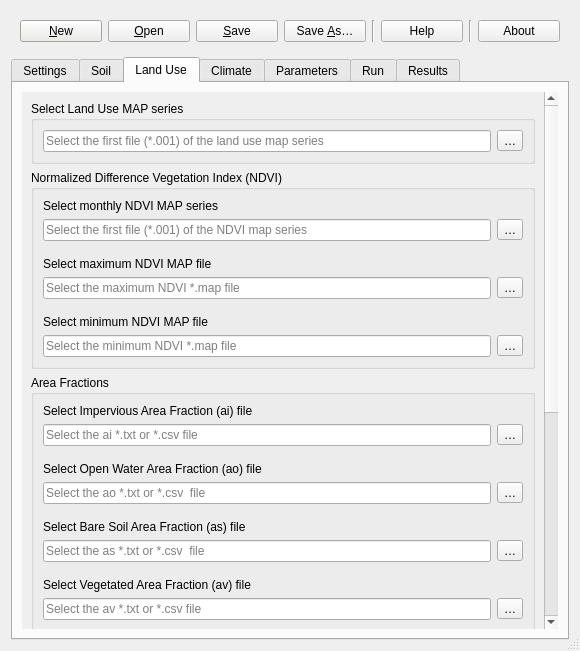
Old version of the form rubem_hydrological_dialog_base.ui in the repository LabSid-USP/RUBEMHydrological.
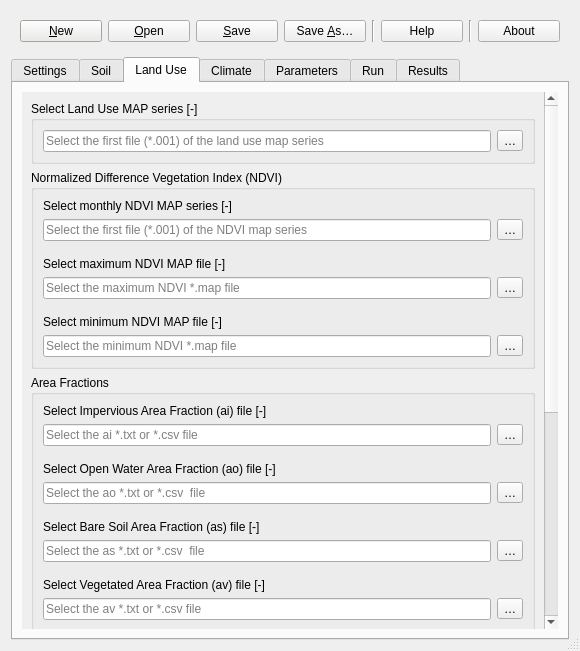
New version of the form. The open tabs and pages were chosen to show the change. Icons and pictures are not drawn.

Commit message: Add unit of measurement of data input files

What changed in the file:
```diff
--- a/rubem_hydrological_dialog_base.ui
+++ b/rubem_hydrological_dialog_base.ui
@@ -2233,7 +2233,7 @@
           <property name="geometry">
            <rect>
             <x>0</x>
-            <y>-494</y>
+            <y>0</y>
             <width>509</width>
             <height>1012</height>
            </rect>
@@ -2255,7 +2255,7 @@
 </string>
              </property>
              <property name="title">
-              <string>Select Land Use MAP series</string>
+              <string>Select Land Use MAP series [-]</string>
              </property>
              <layout class="QGridLayout" name="gridLayout_3">
               <item row="0" column="0">
@@ -2340,7 +2340,7 @@
                    <string>Path to file *.001. The folder must contain the maps that represent the mean monthly Normalized Difference Vegetation Index (NDVI), where each map represents the value of the variable at an individual time step.If some *.00* is missing it will be used the previous step map.</string>
                   </property>
                   <property name="text">
-                   <string>Select monthly NDVI MAP series</string>
+                   <string>Select monthly NDVI MAP series [-]</string>
                   </property>
                   <property name="buddy">
                    <cstring>btn_NDVISeries</cstring>
@@ -2451,7 +2451,7 @@
                    <string>This file is a scalar pcraster map with values for each cell, representing the maximum value of NDVI in the historic series available for the cell. </string>
                   </property>
                   <property name="text">
-                   <string>Select maximum NDVI MAP file</string>
+                   <string>Select maximum NDVI MAP file [-]</string>
                   </property>
                   <property name="buddy">
                    <cstring>btn_NDVIMax</cstring>
@@ -2490,7 +2490,7 @@
                    <string>This file is a scalar pcraster map with values for each cell, representing the minimum value of NDVI in the historic series available for the cell.</string>
                   </property>
                   <property name="text">
-                   <string>Select minimum NDVI MAP file</string>
+                   <string>Select minimum NDVI MAP file [-]</string>
                   </property>
                   <property name="buddy">
                    <cstring>btn_NDVIMin</cstring>
@@ -2570,7 +2570,7 @@
                    <string>This file is a *.txt or *.csv file with values, representing the fraction of impervious surface area for each land use class.</string>
                   </property>
                   <property name="text">
-                   <string>&lt;html&gt;&lt;head/&gt;&lt;body&gt;&lt;p&gt;Select Impervious Area Fraction (ai) file&lt;/p&gt;&lt;/body&gt;&lt;/html&gt;</string>
+                   <string>&lt;html&gt;&lt;head/&gt;&lt;body&gt;&lt;p&gt;Select Impervious Area Fraction (ai) file [-]&lt;/p&gt;&lt;/body&gt;&lt;/html&gt;</string>
                   </property>
                   <property name="buddy">
                    <cstring>btn_a_i</cstring>
@@ -2645,7 +2645,7 @@
                    <string>This file is a *.txt or *.csv file with values, representing the fraction of open-water area for each land use class.</string>
                   </property>
                   <property name="text">
-                   <string>Select Open Water Area Fraction (ao) file</string>
+                   <string>Select Open Water Area Fraction (ao) file [-]</string>
                   </property>
                   <property name="buddy">
                    <cstring>btn_a_o</cstring>
@@ -2720,7 +2720,7 @@
                    <string>This file is a *.txt or *.csv file with values, representing the fraction of bare soil area for each land use class.</string>
                   </property>
                   <property name="text">
-                   <string>Select Bare Soil Area Fraction (as) file</string>
+                   <string>Select Bare Soil Area Fraction (as) file [-]</string>
                   </property>
                   <property name="buddy">
                    <cstring>btn_a_s</cstring>
@@ -2831,7 +2831,7 @@
                    <string>This file is a *.txt or *.csv file with values, representing the fraction of vegetated area for each land use class.</string>
                   </property>
                   <property name="text">
-                   <string>Select Vegetated Area Fraction (av) file</string>
+                   <string>Select Vegetated Area Fraction (av) file [-]</string>
                   </property>
                   <property name="buddy">
                    <cstring>btn_a_v</cstring>
```
Left out of the diff: 40 changed lines with no effect on the pictures.
